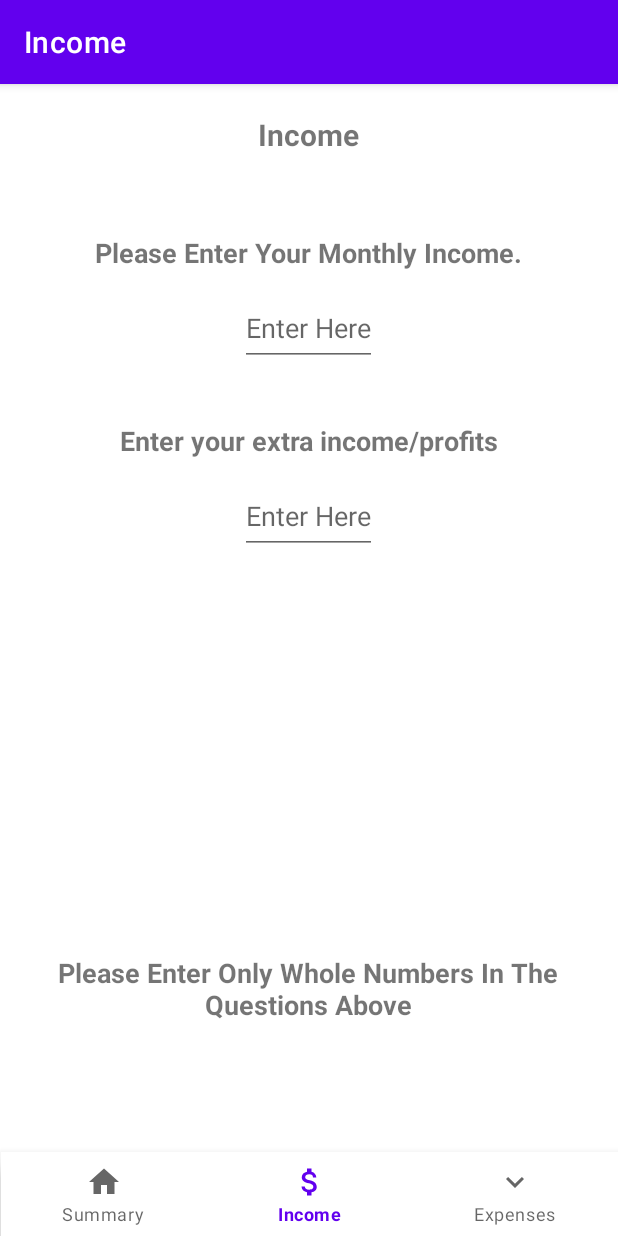
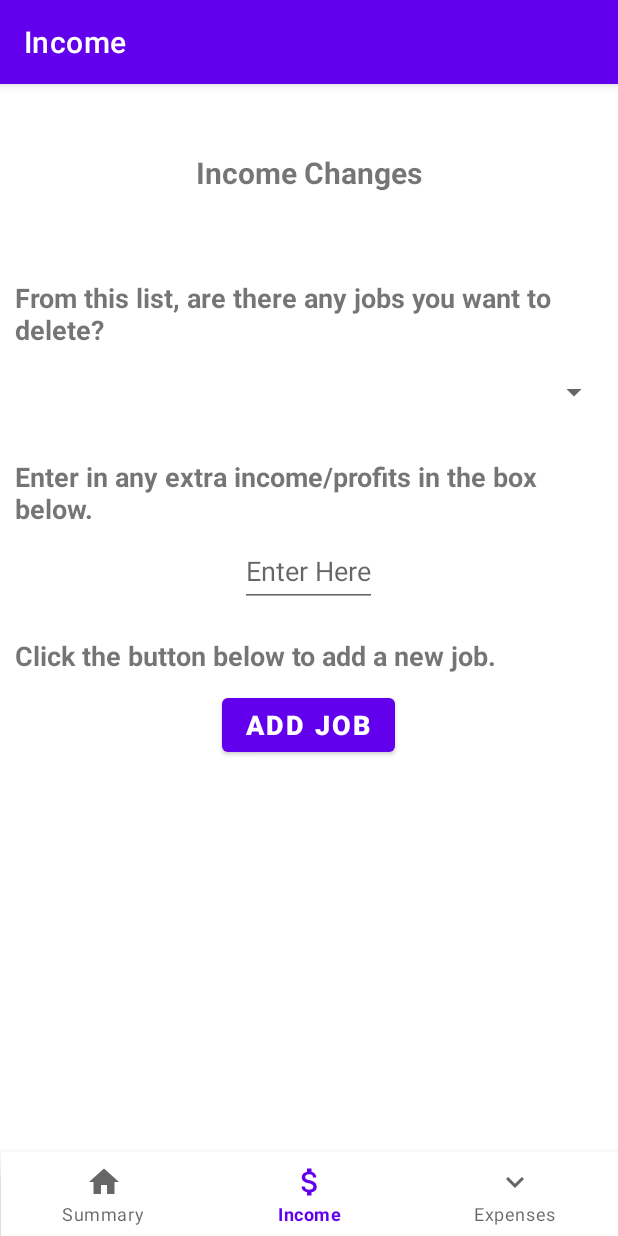
Before and after one commit to Fennrii/BudgetApp, an Android app: the IncomeFragment screen opened through its navigation route, on a phone screen of 412 x 824 dp. Run offline under Robolectric (Android 15) with nearby library versions, the phone set to English and light mode, and no system bars; our stand-ins replace navigation-ui; libraries missing offline, so code that uses them is left out: com.github.mikephil.charting; 18 statements that could not run were skipped.

Commit message:
Implemented Robert's IncomeFragment and fixed a bit of HomeFragment

```diff
--- a/app/src/main/java/com/example/litebudgeting/ui/home/HomeFragment.java
+++ b/app/src/main/java/com/example/litebudgeting/ui/home/HomeFragment.java
@@ -30,6 +30,8 @@ import java.util.ArrayList;
 public class HomeFragment extends Fragment {
 
     private FragmentHomeBinding binding;
+    private PieChart pieChart;
+    private float totalIncome,housing, water, elec, ac, car, health, transport, groc, loan, needs, remainingIncome;
 
     public View onCreateView(@NonNull LayoutInflater inflater,
                              ViewGroup container, Bundle savedInstanceState) {
@@ -40,12 +42,31 @@ public class HomeFragment extends Fragment {
 
         View root = binding.getRoot();
 
-        SharedPreferences sharedPref = this.getActivity().getSharedPreferences(Keys.PREFS_KEY, Context.MODE_PRIVATE);
 
         //Chart Code Example (Needs to have our data from Setup sheet.
         //There are other charts you can use if you want.
-        PieChart pieChart = root.findViewById(R.id.example_Chart);
+        pieChart = root.findViewById(R.id.example_Chart);
 
+
+        retrieveValues();
+        TextView incomeText = root.findViewById(R.id.showAmount);
+        incomeText.setText("$"+totalIncome);
+
+        itemizedPieChart();
+
+
+        final TextView textView = binding.textHome;
+        homeViewModel.getText().observe(getViewLifecycleOwner(), textView::setText);
+        return root;
+    }
+
+    @Override
+    public void onDestroyView() {
+        super.onDestroyView();
+        binding = null;
+    }
+
+    private void itemizedPieChart(){
         pieChart.setUsePercentValues(false);
         pieChart.getDescription().setEnabled(false);
         pieChart.setExtraOffsets(5,10,5,5);
@@ -55,29 +76,6 @@ public class HomeFragment extends Fragment {
         pieChart.setDrawHoleEnabled(true);
         pieChart.setHoleColor(Color.WHITE);
         pieChart.setTransparentCircleRadius(55f);
-
-        float totalIncome = 0;
-
-        for (int i = 1; i <= sharedPref.getInt(Keys.JOB_COUNTER,1); i++){
-            Gson gson = new Gson();
-            String json = sharedPref.getString(Keys.JOB+i, "");
-            Income job = gson.fromJson(json, Income.class);
-            totalIncome+=job.getPay();
-        }
-
-        float housing = sharedPref.getFloat(Keys.HOUSING, 0F);
-        float water = sharedPref.getFloat(Keys.WATER, 0F);
-        float elec = sharedPref.getFloat(Keys.ELECTRICITY, 0F);
-        float ac = sharedPref.getFloat(Keys.AC, 0F);
-        float car = sharedPref.getFloat(Keys.CAR, 0F);
-        float health = sharedPref.getFloat(Keys.HEALTH, 0F);
-        float transport = sharedPref.getFloat(Keys.TRANSPORT, 0F);
-        float groc = sharedPref.getFloat(Keys.GROCERIES, 0F);
-        float loan = sharedPref.getFloat(Keys.LOAN, 0F);
-
-        float neads = housing + water + elec + ac + car + health + transport + groc + loan;
-
-        float remainingIncome = totalIncome-neads;
 
         ArrayList<PieEntry> yValues = new ArrayList<>();
 
@@ -129,14 +127,32 @@ public class HomeFragment extends Fragment {
 
         pieChart.setData(data);
 
-        final TextView textView = binding.textHome;
-        homeViewModel.getText().observe(getViewLifecycleOwner(), textView::setText);
-        return root;
     }
 
-    @Override
-    public void onDestroyView() {
-        super.onDestroyView();
-        binding = null;
+    private void retrieveValues(){
+        SharedPreferences sharedPref = this.getActivity().getSharedPreferences(Keys.PREFS_KEY, Context.MODE_PRIVATE);
+
+        totalIncome = 0;
+
+        for (int i = 1; i <= sharedPref.getInt(Keys.JOB_COUNTER,1); i++){
+            Gson gson = new Gson();
+            String json = sharedPref.getString(Keys.JOB+i, "");
+            Income job = gson.fromJson(json, Income.class);
+            totalIncome+=job.getPay();
+        }
+
+        housing = sharedPref.getFloat(Keys.HOUSING, 0F);
+        water = sharedPref.getFloat(Keys.WATER, 0F);
+        elec = sharedPref.getFloat(Keys.ELECTRICITY, 0F);
+        ac = sharedPref.getFloat(Keys.AC, 0F);
+        car = sharedPref.getFloat(Keys.CAR, 0F);
+        health = sharedPref.getFloat(Keys.HEALTH, 0F);
+        transport = sharedPref.getFloat(Keys.TRANSPORT, 0F);
+        groc = sharedPref.getFloat(Keys.GROCERIES, 0F);
+        loan = sharedPref.getFloat(Keys.LOAN, 0F);
+
+        needs = housing + water + elec + ac + car + health + transport + groc + loan;
+
+        remainingIncome = totalIncome-needs;
     }
 }
--- a/app/src/main/java/com/example/litebudgeting/ui/income/IncomeFragment.java
+++ b/app/src/main/java/com/example/litebudgeting/ui/income/IncomeFragment.java
@@ -1,25 +1,31 @@
 package com.example.litebudgeting.ui.income;
 
+import android.content.Intent;
 import android.os.Bundle;
 import android.view.LayoutInflater;
 import android.view.View;
 import android.view.ViewGroup;
+import android.widget.Button;
 import android.widget.TextView;
 
 import androidx.annotation.NonNull;
+import androidx.annotation.Nullable;
 import androidx.fragment.app.Fragment;
 import androidx.lifecycle.ViewModelProvider;
 
+import com.example.litebudgeting.AddJob;
+import com.example.litebudgeting.NavMain;
+import com.example.litebudgeting.R;
 import com.example.litebudgeting.databinding.FragmentIncomeBinding;
 
 public class IncomeFragment extends Fragment {
 
     private FragmentIncomeBinding binding;
+    private Button btnAddJobs;
 
-    public View onCreateView(@NonNull LayoutInflater inflater,
-                             ViewGroup container, Bundle savedInstanceState) {
-        IncomeViewModel incomeViewModel =
-                new ViewModelProvider(this).get(IncomeViewModel.class);
+    public View onCreateView(@NonNull LayoutInflater inflater, ViewGroup container, Bundle savedInstanceState) {
+
+        IncomeViewModel incomeViewModel = new ViewModelProvider(this).get(IncomeViewModel.class);
 
         binding = FragmentIncomeBinding.inflate(inflater, container, false);
         View root = binding.getRoot();
@@ -30,6 +36,21 @@ public class IncomeFragment extends Fragment {
     }
 
     @Override
+    public void onViewCreated(@NonNull View view, @Nullable Bundle savedInstanceState) {
+        super.onViewCreated(view, savedInstanceState);
+
+        btnAddJobs = view.findViewById(R.id.btnAddJobs);
+        btnAddJobs.setOnClickListener(new View.OnClickListener() {
+            @Override
+            public void onClick(View view) {
+                Intent intent = new Intent(getActivity(), AddJob.class);
+                startActivity(intent);
+            }
+        });
+    }
+
+
+    @Override
     public void onDestroyView() {
         super.onDestroyView();
         binding = null;
--- a/app/src/main/res/layout/fragment_home.xml
+++ b/app/src/main/res/layout/fragment_home.xml
@@ -22,6 +22,18 @@
         android:textSize="18sp"
         android:textStyle="bold"
         android:text="@string/txtTotalAmount"/>
+
+    <TextView
+        android:layout_width="wrap_content"
+        android:layout_height="wrap_content"
+        android:layout_below="@+id/textHome"
+        android:layout_marginTop="5dp"
+        android:layout_marginRight="15dp"
+        android:layout_alignParentRight="true"
+        android:id="@+id/showAmount"
+        android:textSize="18sp"
+        android:textStyle="bold"
+        android:text=""/>
 
     <View
         android:layout_width="match_parent"
--- a/app/src/main/res/layout/fragment_income.xml
+++ b/app/src/main/res/layout/fragment_income.xml
@@ -10,70 +10,87 @@
         android:id="@+id/textIncome"
         android:layout_width="match_parent"
         android:layout_height="1dp"
-        android:layout_below="@+id/incomeinfotxt"/>
-
+        android:layout_below="@+id/incomeScreen"/>
 
     <TextView
         android:layout_width="wrap_content"
         android:layout_height="wrap_content"
         android:text="@string/incomeScreentxt"
         android:layout_centerHorizontal="true"
-        android:layout_marginTop="20dp"
+        android:layout_marginTop="45dp"
         android:textSize="20sp"
         android:textStyle="bold"
         android:id="@+id/incomeScreen"/>
 
     <TextView
-        android:id="@+id/incomeMonthly"
         android:layout_width="wrap_content"
         android:layout_height="wrap_content"
+        android:id="@+id/deleteJobQ"
+        android:text="@string/deleteJobQuestion"
+        android:layout_marginStart="10dp"
+        android:layout_marginTop="130dp"
+        android:textSize="18sp"
+        android:textStyle="bold"/>
+
+
+    <Spinner
+        android:id="@+id/list_jobTitles"
+        android:layout_width="match_parent"
+        android:layout_height="48dp"
+        android:layout_below="@id/deleteJobQ"
         android:layout_centerHorizontal="true"
+        android:layout_centerInParent="true"
+        android:layout_marginTop="5dp"
         android:layout_marginStart="10dp"
-        android:layout_marginTop="100dp"
-        android:text="@string/incomeEnter"
+        android:spinnerMode="dropdown"
+        android:contentDescription="@string/content_description_deleteJob"
+        android:tooltipText="@string/tooltips_deleteJob"/>
+
+    <TextView
+        android:id="@+id/extIncome"
+        android:layout_width="wrap_content"
+        android:layout_height="wrap_content"
+        android:layout_marginStart="10dp"
+        android:layout_marginTop="20dp"
+        android:layout_below="@id/list_jobTitles"
+        android:text="@string/extIncome"
         android:textSize="18sp"
         android:textStyle="bold" />
 
+
+
     <EditText
-        android:id="@+id/incometxt"
+        android:id="@+id/extIncometxt"
         android:layout_width="wrap_content"
-        android:layout_height="50dp"
+        android:layout_height="48dp"
+        android:layout_below="@id/extIncome"
+        android:layout_marginTop="5dp"
         android:layout_centerHorizontal="true"
-        android:layout_marginTop="138dp"
+        android:layout_centerInParent="true"
         android:hint="@string/enter_here"
         android:inputType="phone"
         android:autofillHints="" />
 
     <TextView
-        android:id="@+id/extIncome"
         android:layout_width="wrap_content"
         android:layout_height="wrap_content"
-        android:layout_centerHorizontal="true"
+        android:id="@+id/addJobQ"
+        android:layout_below="@id/extIncometxt"
         android:layout_marginStart="10dp"
-        android:layout_marginTop="225dp"
-        android:text="@string/extIncome"
+        android:layout_marginTop="20dp"
+        android:text="@string/addJob_text"
+        android:textSize="18sp"
+        android:textStyle="bold"/>
+
+    <Button
+        android:id="@+id/btnAddJobs"
+        android:layout_width="wrap_content"
+        android:layout_height="48dp"
+        android:layout_below="@id/addJobQ"
+        android:layout_centerInParent="true"
+        android:layout_marginTop="10dp"
+        android:text="@string/addJob_button"
         android:textSize="18sp"
         android:textStyle="bold" />
 
-    <EditText
-        android:id="@+id/extIncometxt"
-        android:layout_width="wrap_content"
-        android:layout_height="50dp"
-        android:layout_centerHorizontal="true"
-        android:layout_marginTop="263dp"
-        android:hint="@string/enter_here"
-        android:inputType="phone"
-        android:autofillHints="" />
-
-    <TextView
-        android:id="@+id/incomeinfotxt"
-        android:layout_width="wrap_content"
-        android:layout_height="wrap_content"
-        android:layout_centerHorizontal="true"
-        android:layout_marginStart="10dp"
-        android:layout_marginTop="580dp"
-        android:text="@string/incomeinfo"
-        android:textAlignment="center"
-        android:textSize="18sp"
-        android:textStyle="bold" />
 </RelativeLayout>
--- a/app/src/main/res/values/strings.xml
+++ b/app/src/main/res/values/strings.xml
@@ -100,11 +100,14 @@
 
 
     //Income page text
-    <string name="incomeEnter">Please Enter Your Monthly Income.</string>
-    <string name="extIncome">Enter your extra income/profits</string>
-    <string name="incomeScreentxt">Income</string>
-    <string name="incomeinfo">Please Enter Only Whole Numbers In The Questions Above </string>
+    <string name="deleteJobQuestion">From this list, are there any jobs you want to delete?</string>
+    <string name="extIncome">Enter in any extra income/profits in the box below.</string>
+    <string name="incomeScreentxt">Income Changes</string>
+    <string name="content_description_deleteJob">List of your Job Titles</string>
+    <string name="tooltips_deleteJob">List of your Job Titles</string>
     <string name="enter_here">Enter Here</string>
+    <string name="addJob_button">Add Job</string>
+    <string name="addJob_text">Click the button below to add a new job.</string>
     //End
 
     //Expenses page text
```
